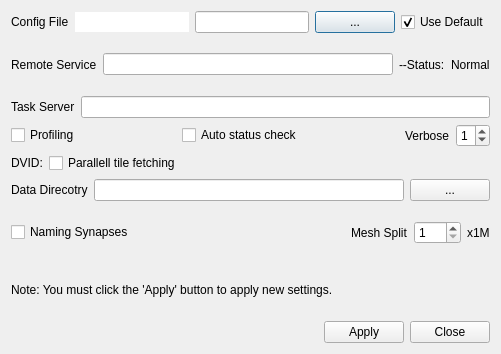
Before: the Qt Designer form neurolabi/gui/dialogs/flyemsettingdialog.ui in janelia-flyem/NeuTu, drawn with Qt 5.
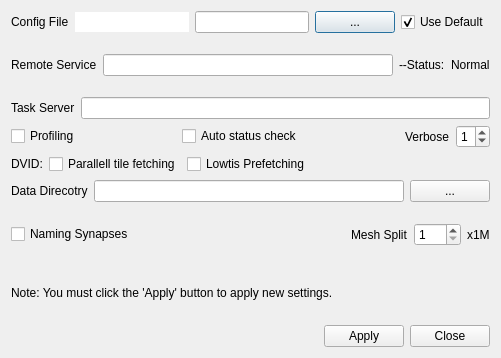
After: the same form once the commit is applied.

Commit message: add prefetching setting

What changed in the file:
```diff
--- a/neurolabi/gui/dialogs/flyemsettingdialog.ui
+++ b/neurolabi/gui/dialogs/flyemsettingdialog.ui
@@ -7,7 +7,7 @@
     <x>0</x>
     <y>0</y>
     <width>501</width>
-    <height>354</height>
+    <height>358</height>
    </rect>
   </property>
   <property name="windowTitle">
@@ -205,6 +205,13 @@
        </property>
       </widget>
      </item>
+     <item>
+      <widget class="QCheckBox" name="prefetchCheckBox">
+       <property name="text">
+        <string>Lowtis Prefetching</string>
+       </property>
+      </widget>
+     </item>
      <item>
       <spacer name="horizontalSpacer_4">
        <property name="orientation">
```
The commit also changes 3 other files.
